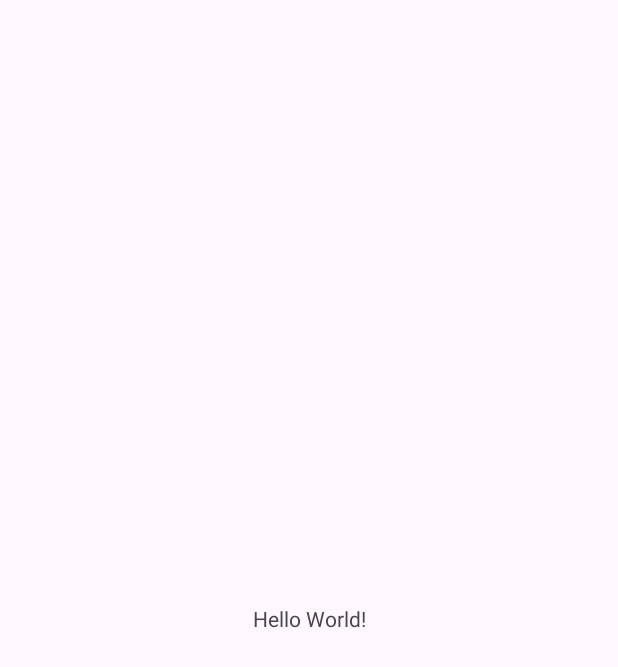
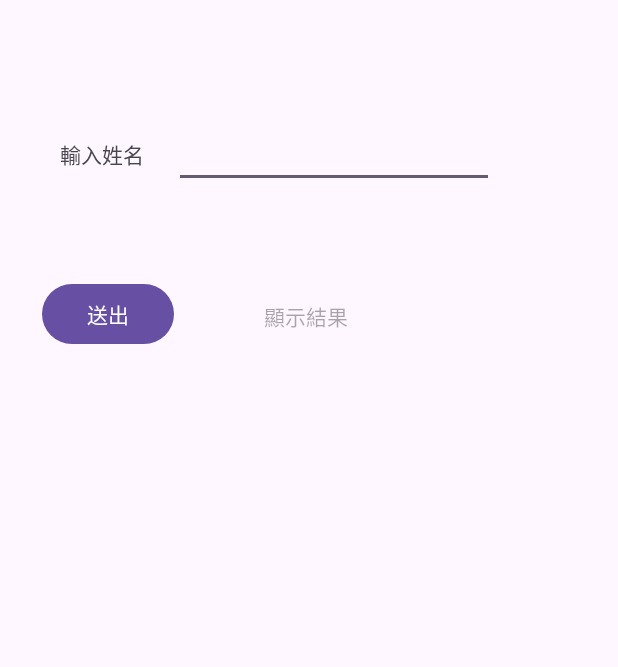
Before and after one commit to DamaAll/112Android, an Android app: the screen it shows after launch (MainActivity), on a phone screen of 412 x 824 dp. Before the commit the part shown is almost empty. Shown: the top 667 px of the screen. Run offline under Robolectric (Android 15) with nearby library versions, the phone set to English and light mode, and no system bars.

Commit message:
113-03-14

```diff
--- a/EditTextDemo/app/src/main/AndroidManifest.xml
+++ b/EditTextDemo/app/src/main/AndroidManifest.xml
@@ -10,7 +10,7 @@
         android:label="@string/app_name"
         android:roundIcon="@mipmap/ic_launcher_round"
         android:supportsRtl="true"
-        android:theme="@style/Theme.EditTextDemo"
+        android:theme="@style/Theme.MyApplication"
         tools:targetApi="31">
         <activity
             android:name=".MainActivity"
--- /dev/null
+++ b/EditTextDemo/app/src/main/java/com/example/myapplication/MainActivity.java
@@ -0,0 +1,24 @@
+package com.example.myapplication;
+
+import androidx.appcompat.app.AppCompatActivity;
+
+import android.os.Bundle;
+import android.view.View;
+import android.widget.EditText;
+import android.widget.TextView;
+
+public class MainActivity extends AppCompatActivity {
+
+    @Override
+    protected void onCreate(Bundle savedInstanceState) {
+        super.onCreate(savedInstanceState);
+        setContentView(R.layout.activity_main);
+    }
+
+    public void button_Click(View view){
+        EditText edtName = (EditText) findViewById(R.id.edtName);
+        TextView txvShow = (TextView) findViewById(R.id.txvShow);
+        String name = edtName.getText().toString();
+        txvShow.setText("你的名字是:" + name);
+    }
+}
--- a/EditTextDemo/app/src/main/res/layout/activity_main.xml
+++ b/EditTextDemo/app/src/main/res/layout/activity_main.xml
@@ -2,18 +2,51 @@
 <androidx.constraintlayout.widget.ConstraintLayout xmlns:android="http://schemas.android.com/apk/res/android"
     xmlns:app="http://schemas.android.com/apk/res-auto"
     xmlns:tools="http://schemas.android.com/tools"
-    android:id="@+id/main"
     android:layout_width="match_parent"
     android:layout_height="match_parent"
     tools:context=".MainActivity">
 
     <TextView
+        android:id="@+id/textView2"
         android:layout_width="wrap_content"
         android:layout_height="wrap_content"
-        android:text="Hello World!"
-        app:layout_constraintBottom_toBottomOf="parent"
-        app:layout_constraintEnd_toEndOf="parent"
+        android:layout_marginStart="40dp"
+        android:layout_marginTop="92dp"
+        android:text="輸入姓名"
+        app:layout_constraintEnd_toStartOf="@+id/edtName"
+        app:layout_constraintHorizontal_bias="0.0"
         app:layout_constraintStart_toStartOf="parent"
         app:layout_constraintTop_toTopOf="parent" />
 
+    <EditText
+        android:id="@+id/edtName"
+        android:layout_width="wrap_content"
+        android:layout_height="wrap_content"
+        android:layout_marginStart="20dp"
+        android:layout_marginTop="80dp"
+        android:ems="10"
+        android:inputType="text"
+        app:layout_constraintStart_toEndOf="@+id/textView2"
+        app:layout_constraintTop_toTopOf="parent" />
+
+    <TextView
+        android:id="@+id/txvShow"
+        android:layout_width="wrap_content"
+        android:layout_height="wrap_content"
+        android:layout_marginStart="176dp"
+        android:layout_marginBottom="12dp"
+        android:hint="@string/Show"
+        app:layout_constraintBottom_toBottomOf="@+id/Button"
+        app:layout_constraintStart_toStartOf="parent" />
+
+    <Button
+        android:id="@+id/Button"
+        android:layout_width="wrap_content"
+        android:layout_height="wrap_content"
+        android:layout_marginStart="28dp"
+        android:layout_marginTop="72dp"
+        android:text="送出"
+        app:layout_constraintStart_toStartOf="parent"
+        app:layout_constraintTop_toBottomOf="@+id/textView2" />
+
 </androidx.constraintlayout.widget.ConstraintLayout>
--- a/EditTextDemo/app/src/main/res/values-night/themes.xml
+++ b/EditTextDemo/app/src/main/res/values-night/themes.xml
@@ -1,6 +1,6 @@
 <resources xmlns:tools="http://schemas.android.com/tools">
     <!-- Base application theme. -->
-    <style name="Base.Theme.EditTextDemo" parent="Theme.Material3.DayNight.NoActionBar">
+    <style name="Base.Theme.MyApplication" parent="Theme.Material3.DayNight.NoActionBar">
         <!-- Customize your dark theme here. -->
         <!-- <item name="colorPrimary">@color/my_dark_primary</item> -->
     </style>
--- a/EditTextDemo/app/src/main/res/values/themes.xml
+++ b/EditTextDemo/app/src/main/res/values/themes.xml
@@ -1,9 +1,9 @@
 <resources xmlns:tools="http://schemas.android.com/tools">
     <!-- Base application theme. -->
-    <style name="Base.Theme.EditTextDemo" parent="Theme.Material3.DayNight.NoActionBar">
+    <style name="Base.Theme.MyApplication" parent="Theme.Material3.DayNight.NoActionBar">
         <!-- Customize your light theme here. -->
         <!-- <item name="colorPrimary">@color/my_light_primary</item> -->
     </style>
 
-    <style name="Theme.EditTextDemo" parent="Base.Theme.EditTextDemo" />
+    <style name="Theme.MyApplication" parent="Base.Theme.MyApplication" />
 </resources>
--- a/EditTextDemo/build.gradle.kts
+++ b/EditTextDemo/build.gradle.kts
@@ -1,4 +1,4 @@
 // Top-level build file where you can add configuration options common to all sub-projects/modules.
 plugins {
-    alias(libs.plugins.androidApplication) apply false
+    id("com.android.application") version "8.2.1" apply false
 }
--- a/EditTextDemo/gradle.properties
+++ b/EditTextDemo/gradle.properties
@@ -8,8 +8,8 @@
 # The setting is particularly useful for tweaking memory settings.
 org.gradle.jvmargs=-Xmx2048m -Dfile.encoding=UTF-8
 # When configured, Gradle will run in incubating parallel mode.
-# This option should only be used with decoupled projects. For more details, visit
-# https://developer.android.com/r/tools/gradle-multi-project-decoupled-projects
+# This option should only be used with decoupled projects. More details, visit
+# http://www.gradle.org/docs/current/userguide/multi_project_builds.html#sec:decoupled_projects
 # org.gradle.parallel=true
 # AndroidX package structure to make it clearer which packages are bundled with the
 # Android operating system, and which are packaged with your app's APK
```
Also changed, not shown: EditTextDemo/app/build.gradle.kts (+9 -10 lines), EditTextDemo/app/src/main/res/values/strings.xml (+6 -1 lines), EditTextDemo/settings.gradle.kts (+2 -8 lines), EditTextDemo/gradle/wrapper/gradle-wrapper.properties, 2 other files.
